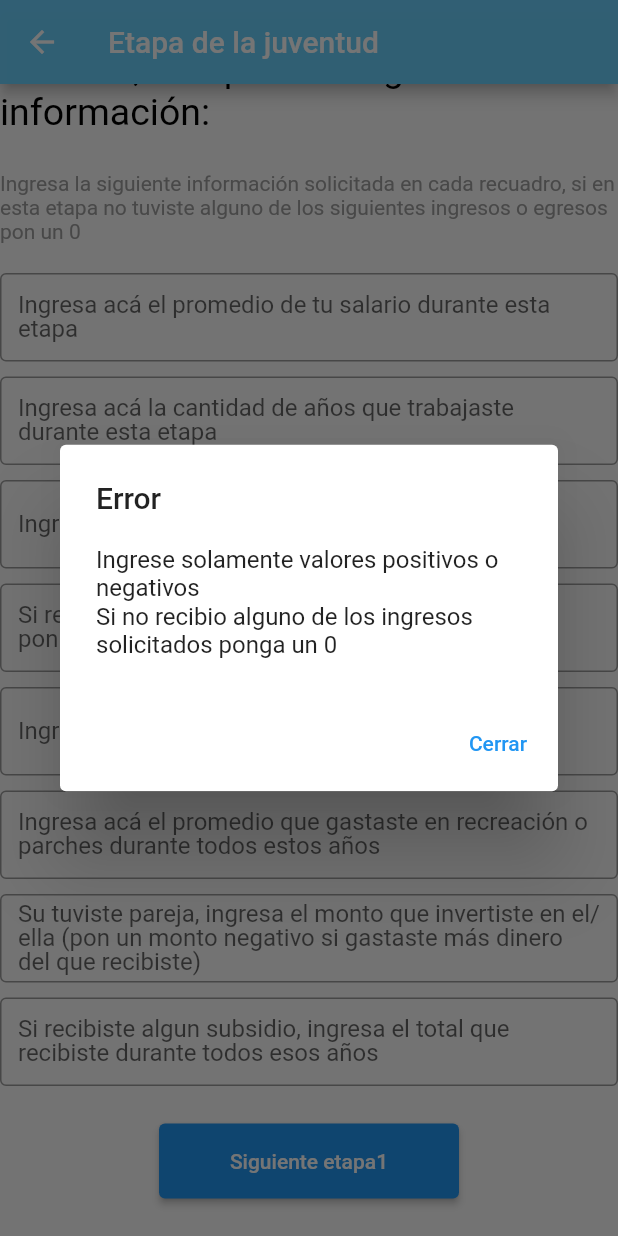
After one commit to brayang264/Calculadora-de-la-vida-en-flutter, a Flutter app: the ScreenAdult screen opened directly, scrolled down 84 dp, after a tap on "Siguiente etapa1", on a phone screen of 412 x 824 dp. The commit adds this screen. Run offline on Flutter 3.47's test engine with Material 2 defaults, Android fonts, the phone set to English and light mode, and no system bars; missing offline and left inert: dart:html, dart:js; Roboto replaces fonts that are missing (Century Gothic).

Commit message:
Se completo la pantalla de joven y se creo una nueva clase para guardar las variables

```diff
--- a/lib/Clases objetos/Adulto.dart
+++ b/lib/Clases y objetos/Adulto.dart
@@ -1,4 +1,4 @@
-import 'package:calculadora_de_la_vida/Clases%20objetos/Joven.dart';
+import 'package:calculadora_de_la_vida/Clases%20y%20objetos/Joven.dart';
 
 class Adulto extends Joven{
     int salario;
@@ -11,6 +11,7 @@ class Adulto extends Joven{
     required int estudios,
     required int recreacion,
     required int herencia,
+    required int acumulado,
     required int gastosPareja,
     required int subsidio,
     required this.salario,
@@ -18,5 +19,5 @@ class Adulto extends Joven{
     required this.hijos,
     required this.varios
   }):super(edad: edad,ahorros: ahorros,trabajoMT: 0,estudios: estudios,recreacion: recreacion,
-  gastosPareja: gastosPareja,subsidio: subsidio,herencia: herencia);
+  gastosPareja: gastosPareja,subsidio: subsidio,herencia: herencia,acumulado: acumulado);
 }
--- a/lib/Clases objetos/AdultoMayor.dart
+++ b/lib/Clases y objetos/AdultoMayor.dart
@@ -1,4 +1,4 @@
-import 'package:calculadora_de_la_vida/Clases%20objetos/Adulto.dart';
+import 'package:calculadora_de_la_vida/Clases%20y%20objetos/Adulto.dart';
 
 class AdultoMayor extends Adulto{
   int pension;
--- a/lib/Clases objetos/Joven.dart
+++ b/lib/Clases y objetos/Joven.dart
@@ -1,4 +1,4 @@
-import 'package:calculadora_de_la_vida/Clases%20objetos/Persona.dart';
+import 'package:calculadora_de_la_vida/Clases%20y%20objetos/Persona.dart';
 
 class Joven extends Persona{
   int trabajoMT;
@@ -10,10 +10,12 @@ class Joven extends Persona{
     required int edad,
     required int ahorros,
     required int herencia,
+    required int acumulado,
     required this.trabajoMT,
     required this.estudios,
     required this.recreacion,
     required this.gastosPareja,
     required this.subsidio
-  }):super(edad,ahorros,herencia);
+  }):super(edad,ahorros,herencia,acumulado);
+
 }
--- a/lib/Clases objetos/Niño.dart
+++ b/lib/Clases y objetos/Niño.dart
@@ -1,4 +1,4 @@
-import 'package:calculadora_de_la_vida/Clases%20objetos/Persona.dart';
+import 'package:calculadora_de_la_vida/Clases%20y%20objetos/Persona.dart';
 
 class Nino extends Persona{
   int mensualidad;
@@ -7,7 +7,8 @@ class Nino extends Persona{
     required int edad,
     required int ahorros,
     required int herencia,
+    required int acumulado,
     required this.mensualidad,
     required this.mandados
-  }):super(edad,ahorros,herencia);
+  }):super(edad,ahorros,herencia,acumulado);
 }
--- a/lib/Clases objetos/Persona.dart
+++ b/lib/Clases y objetos/Persona.dart
@@ -3,8 +3,9 @@ class Persona{
   int edad;
   int ahorros;
   int herencia;
+  int acumulado;
   //Constructor
-  Persona(this.edad,this.ahorros,this.herencia);
+  Persona(this.edad,this.ahorros,this.herencia,this.acumulado);
   //Getters and setters
   int get getEdad => edad;
   set setEdad(int edad) => this.edad = edad;
--- a/lib/Clases objetos/calculadora.dart
+++ b/lib/Clases y objetos/calculadora.dart
@@ -1,4 +1,4 @@
-import 'package:calculadora_de_la_vida/Clases%20objetos/operaciones.dart';
+import 'package:calculadora_de_la_vida/Clases%20y%20objetos/operaciones.dart';
 
 class Calculadora implements Operaciones{
   @override
--- /dev/null
+++ b/lib/Clases y objetos/create.dart
@@ -0,0 +1,16 @@
+import 'package:calculadora_de_la_vida/Clases%20y%20objetos/Joven.dart';
+class Create{
+  static final Create _instance=Create._(0);
+  Create._(this.edad);
+  static Create getInstance() {
+    return _instance;
+  }
+  int edad;
+  Joven? young;
+  void createYoung(int salario, int ahorros,int herencia, int estudios, int recreacion, int pareja, int subsidio){
+    int acumulado = salario+ahorros+herencia-estudios-recreacion+pareja+subsidio;
+    Joven joven = Joven(edad: edad, ahorros: ahorros, herencia: herencia, acumulado: acumulado,
+    trabajoMT: salario, estudios: estudios, recreacion: recreacion, gastosPareja: pareja, subsidio: subsidio);
+    young=joven;
+  }
+}
--- a/lib/main.dart
+++ b/lib/main.dart
@@ -8,7 +8,7 @@ class MyApp  extends StatelessWidget{
   Widget build(BuildContext context) {
     return MaterialApp(
       debugShowCheckedModeBanner: false,
-      title: "No se que va a ca",
+      title: "Calculadora de la vida",
       home: MainScreen(),
     );
   }
--- /dev/null
+++ b/lib/screens/ScreenAdult.dart
@@ -0,0 +1,153 @@
+import 'package:calculadora_de_la_vida/Clases%20y%20objetos/create.dart';
+import 'package:flutter/material.dart';
+class ScreenAdult extends StatelessWidget{
+  final TextEditingController _textController = TextEditingController();
+  final TextEditingController _textController2 = TextEditingController();
+  final TextEditingController _textController3 = TextEditingController();
+  final TextEditingController _textController4 = TextEditingController();
+  final TextEditingController _textController5 = TextEditingController();
+  final TextEditingController _textController6 = TextEditingController();
+  final TextEditingController _textController7 = TextEditingController();
+  final TextEditingController _textController8 = TextEditingController();
+  @override
+  Widget build(BuildContext context) {
+    bool isChecked = false;
+    return Scaffold(
+      appBar: AppBar(
+        title: const Text("Etapa de la juventud"),
+        backgroundColor: const Color.fromARGB(251, 104, 208, 252),
+      ),
+      body: SingleChildScrollView(
+        child:  Center(
+          child: Column(
+            children: [
+              const SizedBox(height: 30),
+              const Text("Esta etapa va desde los 15 hasta los 25 años, completa la siguiente información: ",
+              style:  TextStyle(
+                color: Colors.black,
+                fontFamily: "Century Gothic",
+                fontSize: 25,
+              ),),
+              const SizedBox(height: 25,),
+              const Text("Ingresa la siguiente información solicitada en cada recuadro, si en esta etapa no tuviste"
+              " alguno de los siguientes ingresos o egresos pon un 0",
+              style: TextStyle(
+                color: Colors.grey,
+                fontFamily: "Century Gothic",
+                fontSize: 14
+              ),),
+              const SizedBox(height: 20),
+              TextField(
+                controller: _textController,
+                decoration: const InputDecoration(
+                  label: Text("Ingresa acá el promedio de tu salario durante esta etapa",
+                  ),
+                  border: OutlineInputBorder()
+                ),
+              ),
+              const SizedBox(height: 10),
+              TextField(
+                controller: _textController2,
+                decoration: const InputDecoration(
+                  label: Text("Ingresa acá la cantidad de años que trabajaste durante esta etapa",),
+                border: OutlineInputBorder()),
+              ),
+              const SizedBox(height: 10),
+              TextField(
+                controller: _textController3,
+                decoration: const InputDecoration(
+                  label: Text("Ingresa acá el total de dinero que ahorraste",),
+                border: OutlineInputBorder()),
+              ),
+              const SizedBox(height: 10),
+              TextField(
+                controller: _textController4,
+                decoration: const InputDecoration(
+                  label: Text("Si recibiste alguna herencia pon el valor total, si no pon 0",),
+                border: OutlineInputBorder()),
+              ),
+              const SizedBox(height: 10),
+              TextField(
+                controller: _textController5,
+                decoration: const InputDecoration(
+                  label: Text("Ingresa acá el monto que gastaste en tus estudios",),
+                border: OutlineInputBorder()),
+              ),
+              const SizedBox(height: 10),
+              TextField(
+                controller: _textController6,
+                decoration: const InputDecoration(
+                  label: Text("Ingresa acá el promedio que gastaste en recreación o parches durante todos estos años",),
+                border: OutlineInputBorder()),
+              ),
+              const SizedBox(height: 10),
+              TextField(
+                controller: _textController7,
+                decoration: const InputDecoration(
+                  label: Text("Su tuviste pareja, ingresa el monto que invertiste en el/ella (pon un monto negativo"
+                  " si gastaste más dinero del que recibiste)",),
+                border: OutlineInputBorder()),
+              ),
+              const SizedBox(height: 10),
+              TextField(
+                controller: _textController8,
+                decoration: const InputDecoration(
+                  label: Text("Si recibiste algun subsidio, ingresa el total que recibiste durante todos esos años",),
+                border: OutlineInputBorder()),
+              ),
+              const SizedBox(height: 25),
+              ElevatedButton(
+                onPressed: (){
+                  nextStage(context,_textController.text,_textController2.text,_textController3.text,
+                  _textController4.text,_textController5.text,_textController6.text,_textController7.text,
+                  _textController8.text);
+                },
+                style: ElevatedButton.styleFrom(
+                  minimumSize: const Size(200, 50)
+                ),
+                child: const Text("Siguiente etapa1"),
+              ),
+              const SizedBox(height: 25),
+            ],)
+          ),
+        ),
+      );
+  }
+  //Metodos
+  void nextStage(BuildContext context, String salario, String trabajados, String ahorros,String herencia,
+  String estudios, String recreacion, String pareja, String subsidio ){
+    if(!(isNumber(salario)||isNumber(trabajados)||isNumber(ahorros)||isNumber(herencia)
+    ||isNumber(estudios)||isNumber(recreacion)||isNumber(pareja)||isNumber(subsidio))){
+      showAlert(context,"Ingrese solamente valores positivos o negativos\nSi no recibio alguno de los ingresos"
+      " solicitados ponga un 0");
+    }else{
+      Create create = Create.getInstance();
+      create.createYoung(int.parse(salario)*int.parse(trabajados), int.parse(ahorros),
+      int.parse(herencia), int.parse(estudios), int.parse(recreacion), int.parse(pareja), int.parse(subsidio));
+    }
+  }
+
+    bool isNumber(String text){
+    return (int.tryParse(text)!=null)?true:false;
+  }
+
+  void showAlert(BuildContext context, String text){
+    showDialog(
+        context:context,
+        builder: (BuildContext context){
+          return AlertDialog(
+            title: const Text("Error"),
+            content: Text(text),
+            actions: [
+              TextButton(
+                onPressed: (){
+                  Navigator.of(context).pop();
+                },
+                child: const Text("Cerrar"),
+              )
+            ],
+          );
+        }
+      );
+  }
+}
--- a/lib/screens/mainScreen.dart
+++ b/lib/screens/mainScreen.dart
@@ -1,6 +1,9 @@
 import 'dart:html';
 import 'dart:js';
 
+
+import 'package:calculadora_de_la_vida/Clases%20y%20objetos/create.dart';
+import 'package:calculadora_de_la_vida/screens/ScreenAdult.dart';
 import 'package:flutter/material.dart';
 
 class MainScreen extends StatelessWidget{
@@ -20,7 +23,7 @@ class MainScreen extends StatelessWidget{
             crossAxisAlignment: CrossAxisAlignment.center,
             children: [
               const Align(alignment: Alignment.center),
-              const Text("Necesitamos algunas datos sobre ti",
+              const Text("Necesitamos algunos datos sobre ti",
               style: TextStyle(
                 fontSize: 25.0,
                 fontFamily: "Century Gothic",
@@ -57,6 +60,11 @@ class MainScreen extends StatelessWidget{
       showAlert(context);
     }else{
       int screen = calculateScree(int.parse(age));
+      if(screen ==2){
+        Create create = Create.getInstance();
+        create.edad = int.parse(age);
+        Navigator.push(context, MaterialPageRoute(builder: (context)=>ScreenAdult()));
+      }
     }
 
   }
@@ -80,7 +88,7 @@ class MainScreen extends StatelessWidget{
         builder: (BuildContext context){
           return AlertDialog(
             title: const Text("Error"),
-            content:const Text("Para ingresar su edad solo debe de ingresar valores númericos"),
+            content:const Text("Ingresa tu edad dolo en valores númericos"),
             actions: [
               TextButton(
                 onPressed: (){
```
Also changed, not shown: lib/Clases y objetos/operaciones.dart (renamed from lib/Clases objetos/operaciones.dart).
